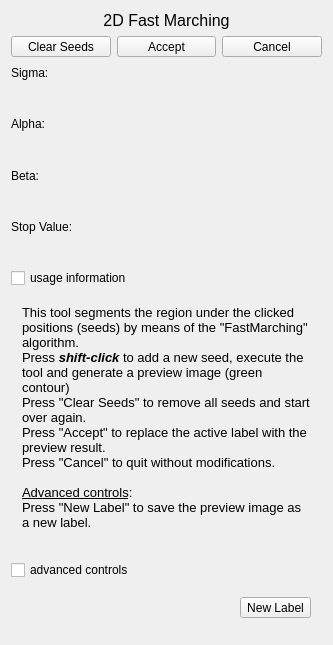
Above: Modules/SegmentationUI/Qmitk/QmitkFastMarchingToolGUIControls.ui from MITK/MITK before the change. Below: the same form after it.
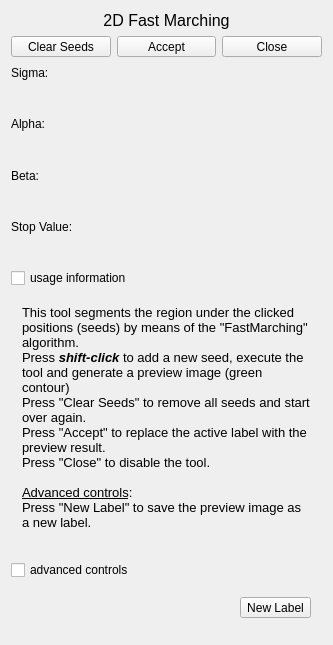
That is the form after the change. Icons and pictures are not drawn. Custom widgets are drawn as their Qt base class.

Commit message: enabled the otsu tool for automatic multiple thresholding

Patch:
```diff
--- a/Modules/SegmentationUI/Qmitk/QmitkFastMarchingToolGUIControls.ui
+++ b/Modules/SegmentationUI/Qmitk/QmitkFastMarchingToolGUIControls.ui
@@ -143,7 +143,7 @@
         <string>Quit without doing any modification</string>
        </property>
        <property name="text">
-        <string>Cancel</string>
+        <string>Close</string>
        </property>
        <property name="icon">
         <iconset resource="../resources/SegmentationUI.qrc">
@@ -354,7 +354,7 @@
 &lt;p style=&quot; margin-top:0px; margin-bottom:0px; margin-left:0px; margin-right:0px; -qt-block-indent:0; text-indent:0px;&quot;&gt;&lt;span style=&quot; font-size:10pt;&quot;&gt;Press &lt;/span&gt;&lt;span style=&quot; font-size:10pt; font-weight:600; font-style:italic;&quot;&gt;shift-click&lt;/span&gt;&lt;span style=&quot; font-size:10pt;&quot;&gt; to add a new seed, &lt;/span&gt;&lt;span style=&quot; font-family:'Sans'; font-size:10pt;&quot;&gt;execute the tool and generate a preview image (green contour)&lt;/span&gt;&lt;/p&gt;
 &lt;p style=&quot; margin-top:0px; margin-bottom:0px; margin-left:0px; margin-right:0px; -qt-block-indent:0; text-indent:0px;&quot;&gt;&lt;span style=&quot; font-family:'Sans'; font-size:10pt;&quot;&gt;Press &amp;quot;Clear Seeds&amp;quot; to remove all seeds and start over again.&lt;/span&gt;&lt;/p&gt;
 &lt;p style=&quot; margin-top:0px; margin-bottom:0px; margin-left:0px; margin-right:0px; -qt-block-indent:0; text-indent:0px;&quot;&gt;&lt;span style=&quot; font-family:'Sans'; font-size:10pt;&quot;&gt;Press &amp;quot;Accept&amp;quot; to replace the active label with the preview result.&lt;/span&gt;&lt;/p&gt;
-&lt;p style=&quot; margin-top:0px; margin-bottom:0px; margin-left:0px; margin-right:0px; -qt-block-indent:0; text-indent:0px;&quot;&gt;&lt;span style=&quot; font-family:'Sans'; font-size:10pt;&quot;&gt;Press &amp;quot;Cancel&amp;quot; to quit without modifications.&lt;/span&gt;&lt;/p&gt;
+&lt;p style=&quot; margin-top:0px; margin-bottom:0px; margin-left:0px; margin-right:0px; -qt-block-indent:0; text-indent:0px;&quot;&gt;&lt;span style=&quot; font-family:'Sans'; font-size:10pt;&quot;&gt;Press &amp;quot;Close&amp;quot; to disable the tool.&lt;/span&gt;&lt;/p&gt;
 &lt;p style=&quot;-qt-paragraph-type:empty; margin-top:0px; margin-bottom:0px; margin-left:0px; margin-right:0px; -qt-block-indent:0; text-indent:0px; font-family:'Sans'; font-size:10pt;&quot;&gt;&lt;br /&gt;&lt;/p&gt;
 &lt;p style=&quot; margin-top:0px; margin-bottom:0px; margin-left:0px; margin-right:0px; -qt-block-indent:0; text-indent:0px;&quot;&gt;&lt;span style=&quot; font-family:'Sans'; font-size:10pt; text-decoration: underline;&quot;&gt;Advanced controls&lt;/span&gt;&lt;span style=&quot; font-family:'Sans'; font-size:10pt;&quot;&gt;:&lt;/span&gt;&lt;/p&gt;
 &lt;p style=&quot; margin-top:0px; margin-bottom:0px; margin-left:0px; margin-right:0px; -qt-block-indent:0; text-indent:0px;&quot;&gt;&lt;span style=&quot; font-family:'Sans'; font-size:10pt;&quot;&gt;Press &amp;quot;New Label&amp;quot; to save the preview image as a new label.&lt;/span&gt;&lt;/p&gt;
```
The commit also changes 21 other files.
